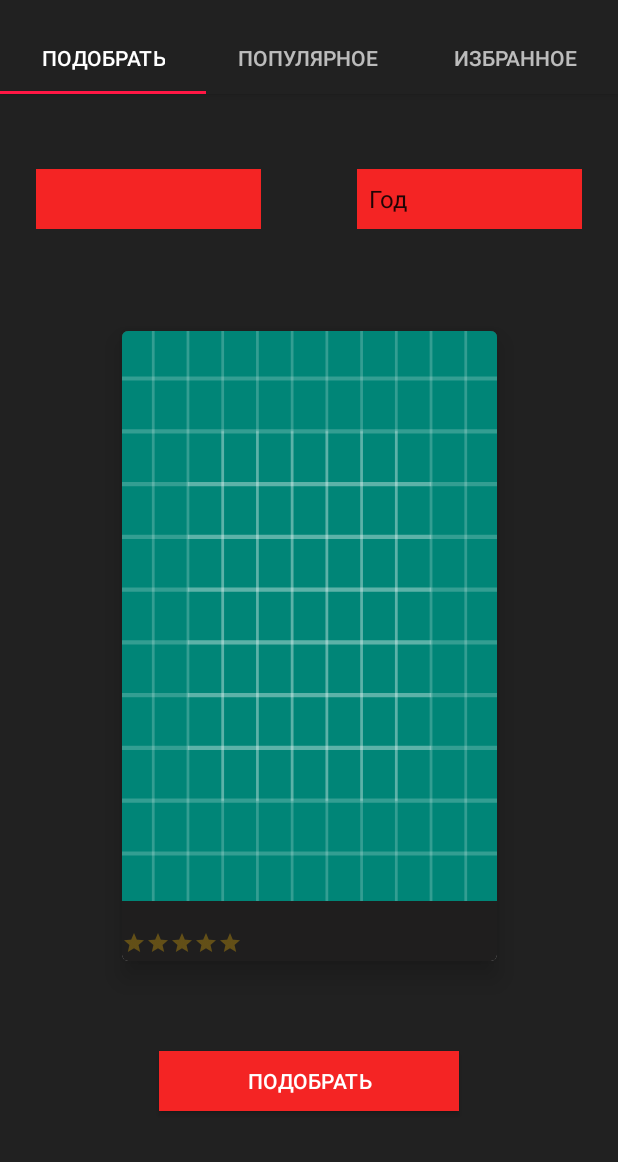
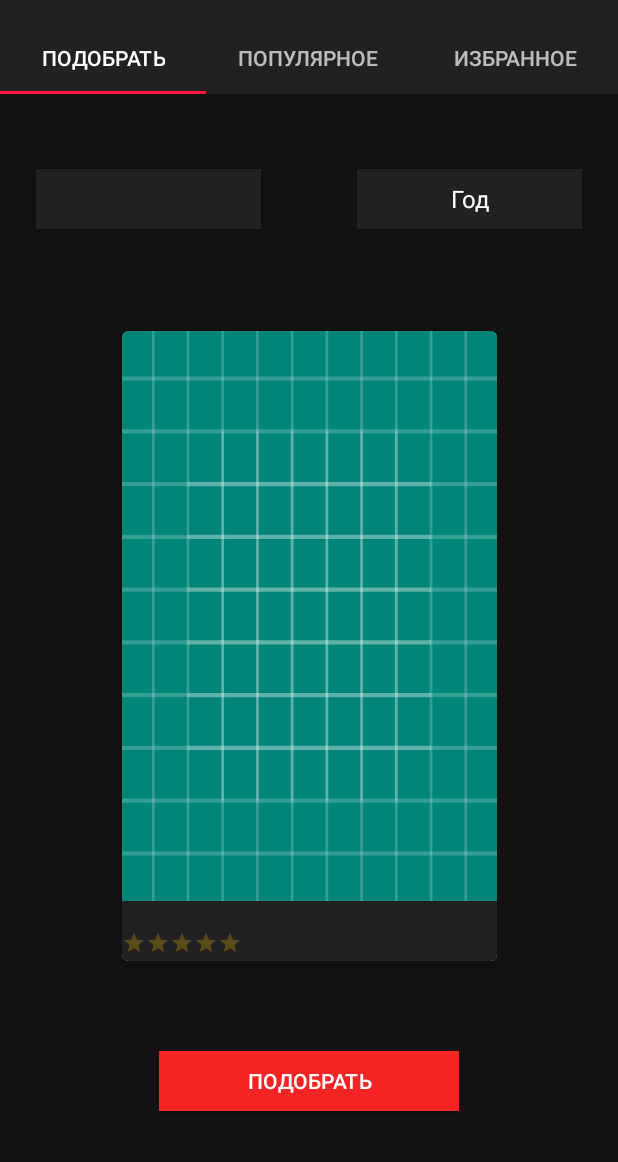
Before and after one commit to Arston24/RandomMovie, an Android app: the screen it shows after launch (MainActivity), on a phone screen of 412 x 824 dp, the part 74-1236 px from its top. Run offline under Robolectric (Android 15) with nearby library versions, the phone set to English and light mode, and no system bars; libraries missing offline, so code that uses them is left out: com.jakewharton.retrofit2; pictures from the network do not load; 7 statements that could not run were skipped.

Commit message:
spinner, ratingbar edited etc

```diff
--- a/app/src/main/java/com/example/randommovie/API/Api.kt
+++ b/app/src/main/java/com/example/randommovie/API/Api.kt
@@ -16,16 +16,20 @@ interface Api {
     fun getGenres(@Query("api_key") api_key: String): Call<Genre>
 
     @GET("discover/movie?language=ru-Ru")
-    fun getAllMovie(@Query("with_genres") genre: Int,
+    fun getAllMovie(
+        @Query("with_genres") genre: Int,
         @Query("primary_release_year") year: String,
         @Query("region") region: String,
-                    @Query("api_key") api_key: String): Deferred<Response<Movie>>
+        @Query("api_key") api_key: String
+    ): Deferred<Response<Movie>>
 
-//    @GET("discover/movie?language=ru-Ru")
-//    fun getRandomMovie(@Query("with_genres") genre: Int,
-//                 @Query("primary_release_year") year: Int,
-//                 @Query("page") page: Int,
-//                 @Query("api_key") api_key: String): Call<Movie>
+    @GET("discover/movie?language=ru-Ru")
+    fun getAllMovieWithoutGenre(
+        @Query("primary_release_year") year: String,
+        @Query("region") region: String,
+        @Query("api_key") api_key: String
+    ): Deferred<Response<Movie>>
+
 
     @GET("movie/popular?language=ru-Ru")
     fun getPopularMovie(@Query("api_key") api_key: String): Deferred<Response<Movie>>
@@ -34,17 +38,21 @@ interface Api {
     fun getMovie(@Path("movie_id") movie_id: String, @Query("api_key") api_key: String): Deferred<Response<MovieDetails>>
 
     @GET("discover/movie?language=ru-Ru")
-    fun getRandomMovie(@Query("with_genres") genre: Int,
+    fun getRandomMovie(
+        @Query("with_genres") genre: Int,
         @Query("primary_release_year") year: String,
         @Query("page") page: Int,
         @Query("region") region: String,
-                       @Query("api_key") api_key: String): Deferred<Response<Movie>>
+        @Query("api_key") api_key: String
+    ): Deferred<Response<Movie>>
 
     @GET("discover/movie?language=ru-Ru")
-    fun getWithoutGenre(@Query("primary_release_year") year: String,
+    fun getWithoutGenre(
+        @Query("primary_release_year") year: String,
         @Query("page") page: Int,
         @Query("region") region: String,
-                       @Query("api_key") api_key: String): Deferred<Response<Movie>>
+        @Query("api_key") api_key: String
+    ): Deferred<Response<Movie>>
 
 
     @GET("search/movie?language=ru-Ru")
--- a/app/src/main/res/layout/activity_details.xml
+++ b/app/src/main/res/layout/activity_details.xml
@@ -110,8 +110,8 @@
 
             <RatingBar
                     android:id="@+id/movieDetailsRating"
-                    style="@style/Widget.AppCompat.RatingBar.Small"
-                    android:theme="@style/RatingBarYellow"
+                    style="@style/RatingBar"
+                    android:theme="@style/RatingBar"
                     android:layout_width="wrap_content"
                     android:layout_height="wrap_content"
                     android:layout_marginEnd="16dp"
--- a/app/src/main/res/layout/activity_main.xml
+++ b/app/src/main/res/layout/activity_main.xml
@@ -14,7 +14,9 @@
             android:layout_width="match_parent"
             android:layout_height="wrap_content"
             android:paddingTop="@dimen/appbar_padding_top"
-            android:theme="@style/AppTheme.AppBarOverlay">
+            android:background="#212121"
+            android:theme="@style/AppTheme.AppBarOverlay"
+            android:elevation="4dp">
 
         <android.support.v7.widget.Toolbar
                 android:id="@+id/toolbar"
--- a/app/src/main/res/layout/fragment_random.xml
+++ b/app/src/main/res/layout/fragment_random.xml
@@ -28,18 +28,21 @@
             android:layout_marginStart="24dp"
             android:layout_marginTop="50dp"
             app:layout_constraintTop_toTopOf="parent"
-            android:background="#F42424"
-    />
+            android:background="#212121"
+            android:popupBackground="#DA1A1818"
+            android:elevation="4dp"/>
     <Spinner
             android:layout_width="150dp"
             android:layout_height="40dp"
             android:prompt="@string/year"
-            android:background="#F42424"
+            android:background="#212121"
             android:id="@+id/spinner_year"
             android:layout_marginTop="50dp"
             app:layout_constraintTop_toTopOf="parent"
             app:layout_constraintEnd_toEndOf="parent"
-            android:layout_marginEnd="24dp"/>
+            android:layout_marginEnd="24dp"
+            android:popupBackground="#DA1A1818"
+            android:elevation="4dp"/>
 
     <android.support.v7.widget.CardView
             xmlns:card_view="http://schemas.android.com/apk/res-auto"
@@ -53,12 +56,12 @@
             app:layout_constraintBottom_toBottomOf="parent"
             android:layout_marginTop="8dp"
             app:layout_constraintTop_toBottomOf="@+id/spinner_year"
-            card_view:cardElevation="10dp">
+            card_view:cardElevation="5dp">
 
         <RelativeLayout
                 android:layout_width="250dp"
                 android:layout_height="match_parent"
-                android:background="#1F1E1E">
+                android:background="#212121">
 
             <ImageView
                     android:id="@+id/card_image"
@@ -86,8 +89,8 @@
 
             <RatingBar
                     android:id="@+id/movieRating"
-                    style="@style/Widget.AppCompat.RatingBar.Small"
-                    android:theme="@style/RatingBarYellow"
+                    style="@style/RatingBar"
+                    android:theme="@style/RatingBar"
                     android:layout_width="wrap_content"
                     android:layout_height="wrap_content"
                     android:layout_marginTop="400dp"
--- /dev/null
+++ b/app/src/main/res/layout/item_spinner.xml
@@ -0,0 +1,10 @@
+<?xml version="1.0" encoding="utf-8"?>
+<TextView
+        xmlns:android="http://schemas.android.com/apk/res/android"
+        android:layout_width="match_parent"
+        android:layout_height="wrap_content"
+        android:padding="5dp"
+        android:textColor="@color/white"
+        android:textSize="16sp"
+        android:gravity="center"
+        android:singleLine="true"/>
--- a/app/src/main/res/values/colors.xml
+++ b/app/src/main/res/values/colors.xml
@@ -1,10 +1,11 @@
 <?xml version="1.0" encoding="utf-8"?>
 <resources>
-    <color name="colorPrimary">#212121</color>
+    <color name="colorPrimary">#121212</color>
     <color name="colorPrimaryDark">#000000</color>
     <color name="colorAccent">#FF1744</color>
     <color name="white">#FFFFFF</color>
     <color name="dark_grey">#424242</color>
     <color name="medium_grey">#9E9E9E</color>
     <color name="button_grey">#757575</color>
+    <color name="rating_bar">#FFC107</color>
 </resources>
--- a/app/src/main/res/values/styles.xml
+++ b/app/src/main/res/values/styles.xml
@@ -13,14 +13,10 @@
     <style name="AppTheme.AppBarOverlay" parent="ThemeOverlay.AppCompat.Dark.ActionBar"/>
     <style name="AppTheme.PopupOverlay" parent="ThemeOverlay.AppCompat.Light"/>
 
-    <style name="RatingBar" parent="Theme.AppCompat">
-        <item name="colorControlNormal">#FA0000</item>
-        <item name="colorControlActivated">#FA0000</item>
+    <style name="RatingBar" parent="Widget.AppCompat.RatingBar.Small">
+        <item name="colorControlNormal">@color/rating_bar</item>
+        <item name="colorControlActivated">@color/rating_bar</item>
     </style>
 
-    <style name="RatingBarYellow" parent="Theme.AppCompat">
-        <item name="colorControlNormal">#FFC107</item>
-        <item name="colorControlActivated">#FFC107</item>
-    </style>
 
 </resources>
```
Also changed, not shown: app/src/main/java/com/example/randommovie/View/RandomActivity.kt (+29 -4 lines). Lines whose indentation alone changed are shown as unchanged.
